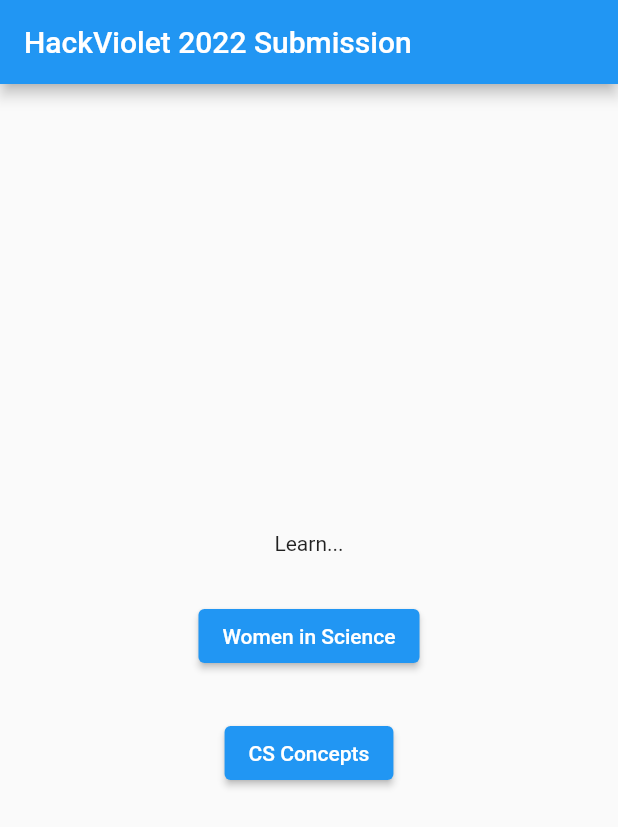
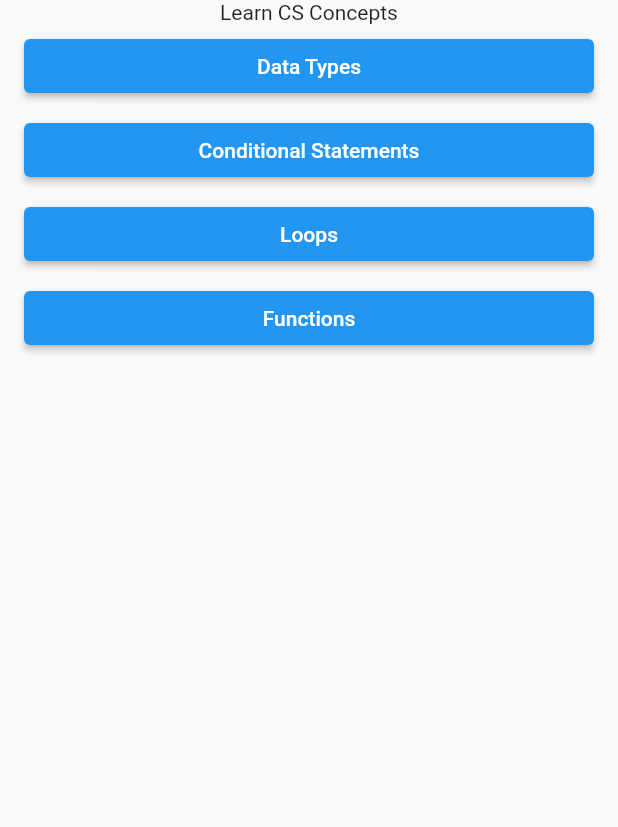
Before and after one commit to SilentDreamz/HackViolet-2022-Submission, a Flutter app: the screen it shows after launch, after a tap on "CS Concepts", on a phone screen of 412 x 824 dp. Shown: the top 827 px of the screen. Run offline on Flutter 3.47's test engine with Material 2 defaults, Android fonts, the light colour scheme and no system bars.

Commit message:
Added Concept quiz

```diff
--- a/lib/models/concepts.dart
+++ b/lib/models/concepts.dart
@@ -15,6 +15,6 @@
     final definition = data['definition'] as String;
     final example = data['example'] as String;
 
-    return Concept(name: name, definition: definition, example: example);
+    return Concept(name, definition, example);
   }
 }
--- /dev/null
+++ b/lib/screens/concept_quiz.dart
@@ -0,0 +1,59 @@
+import 'package:flutter/material.dart';
+
+class CSConcepts extends StatefulWidget {
+  @override
+  _CSConceptsState createState() => _CSConceptsState();
+}
+
+class _CSConceptsState extends State<CSConcepts> {
+  List<String> concepts = [
+    'Data Types',
+    'Conditional Statements',
+    'Loops',
+    'Functions'
+  ];
+
+  @override
+  Widget build(BuildContext context) {
+    return Scaffold(
+      body: Column(
+        children: [
+          Text('Learn CS Concepts'),
+          SizedBox(width: 20),
+          Expanded(
+            child: ListView.builder(
+              itemCount: concepts.length,
+              itemBuilder: (context, index) {
+                return ListTile(
+                  title: ElevatedButton(
+                    child: Text(concepts[index]),
+                    onPressed: () {
+                      Navigator.push(
+                          context,
+                          MaterialPageRoute(
+                              builder: (context) => ConceptQuiz()));
+                    },
+                  ),
+                );
+              },
+            ),
+          )
+        ],
+      ),
+    );
+  }
+}
+
+class ConceptQuiz extends StatefulWidget {
+  @override
+  _ConceptQuizState createState() => _ConceptQuizState();
+}
+
+class _ConceptQuizState extends State<ConceptQuiz> {
+  @override
+  Widget build(BuildContext context) {
+    return Column(
+      children: [Text('Concept'), Text('Definition'), Text('Example')],
+    );
+  }
+}
--- a/lib/screens/home_page.dart
+++ b/lib/screens/home_page.dart
@@ -1,4 +1,5 @@
 import 'package:flutter/material.dart';
+import 'concept_quiz.dart';
 import 'info_dump.dart';
 
 class HomePage extends StatelessWidget {
@@ -21,7 +22,8 @@
             ),
             ElevatedButton(
               onPressed: () {
-                Navigator.push(context, MaterialPageRoute(builder: (context) => const InfoDump()));
+                Navigator.push(context,
+                    MaterialPageRoute(builder: (context) => const InfoDump()));
               },
               child: const Text("Women in Science"),
             ),
@@ -29,7 +31,10 @@
               height: 30,
             ),
             ElevatedButton(
-              onPressed: () {},
+              onPressed: () {
+                Navigator.push(context,
+                    MaterialPageRoute(builder: (context) => CSConcepts()));
+              },
               child: const Text("CS Concepts"),
             ),
           ],
```
